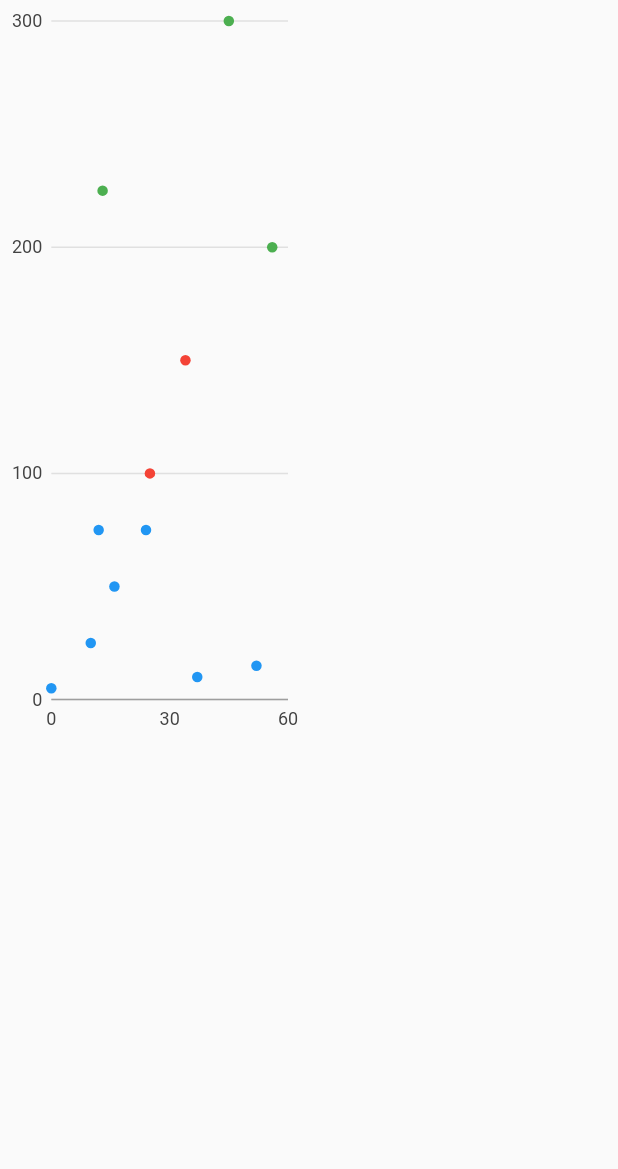
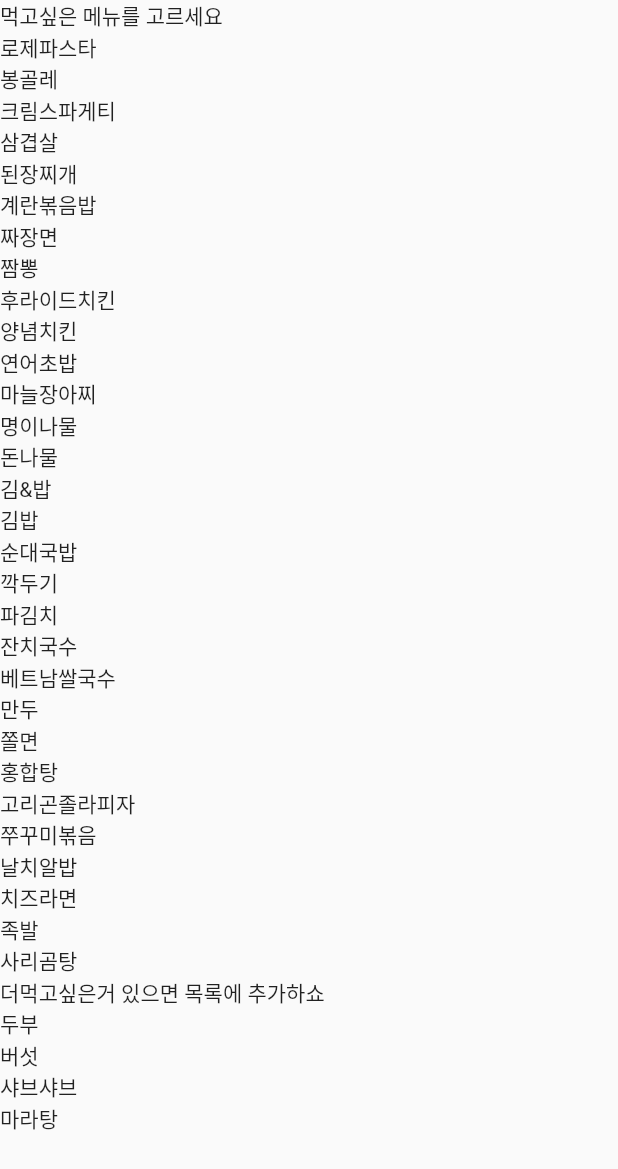
Before and after one commit to kangsudal/lol-dart, a Flutter app: the screen it shows after launch, on a phone screen of 412 x 824 dp. Shown: the top 1169 px of the screen. Run offline on Flutter 3.47's test engine with Material 2 defaults, Android fonts, the phone set to English and light mode, and no system bars; our stand-ins replace cached_network_image, charts_flutter, dio, fl_chart.

Commit message:
먹고시은 음식 리스트 만듬

```diff
--- a/lib/main.dart
+++ b/lib/main.dart
@@ -1,5 +1,6 @@
 import 'package:flutter/material.dart';
 import 'package:limitless_oasis/screen/map_screen.dart';
+import 'package:limitless_oasis/screen/pick_menu_screen.dart';
 import 'package:limitless_oasis/screen/pick_screen.dart';
 
 void main() {
@@ -26,7 +27,8 @@ class MyHomePage extends StatelessWidget {
     double screen_width = screen_size.width;
     double screen_height = screen_size.height;
 
-    return map_screen(screen_width,screen_height);
+    return pick_menu_screen();
+//    return map_screen(screen_width,screen_height);
 //    return pick_screen(screen_width,screen_height);
   }
 
--- a/lib/screen/pick_menu_screen.dart
+++ b/lib/screen/pick_menu_screen.dart
@@ -0,0 +1,47 @@
+import 'package:flutter/material.dart';
+
+Scaffold pick_menu_screen(){
+  return Scaffold(
+    body: ListView(
+      children:[
+        Text("먹고싶은 메뉴를 고르세요"),
+//        GridView(),
+        Text("로제파스타"),
+        Text("봉골레"),
+        Text("크림스파게티"),
+        Text("삼겹살"),
+        Text("된장찌개"),
+        Text("계란볶음밥"),
+        Text("짜장면"),
+        Text("짬뽕"),
+        Text("후라이드치킨"),
+        Text("양념치킨"),
+        Text("연어초밥"),
+        Text("마늘장아찌"),
+        Text("명이나물"),
+        Text("돈나물"),
+        Text("김&밥"),
+        Text("김밥"),
+        Text("순대국밥"),
+        Text("깍두기"),
+        Text("파김치"),
+        Text("잔치국수"),
+        Text("베트남쌀국수"),
+        Text("만두"),
+        Text("쫄면"),
+        Text("홍합탕"),
+        Text("고리곤졸라피자"),
+        Text("쭈꾸미볶음"),
+        Text("날치알밥"),
+        Text("치즈라면"),
+        Text("족발"),
+        Text("사리곰탕"),
+        Text("더먹고싶은거 있으면 목록에 추가하쇼"),
+        Text("두부"),
+        Text("버섯"),
+        Text("샤브샤브"),
+        Text("마라탕"),
+      ],
+    ),
+  );
+}
```
Also changed, not shown: lib/model/food.dart (added).
